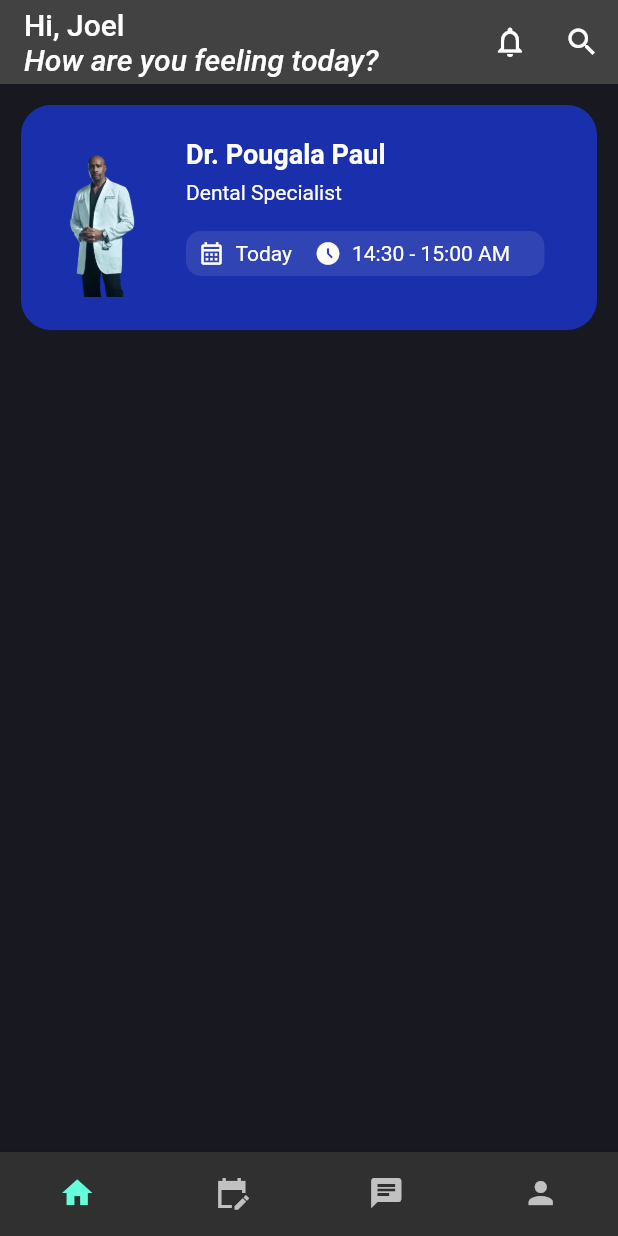
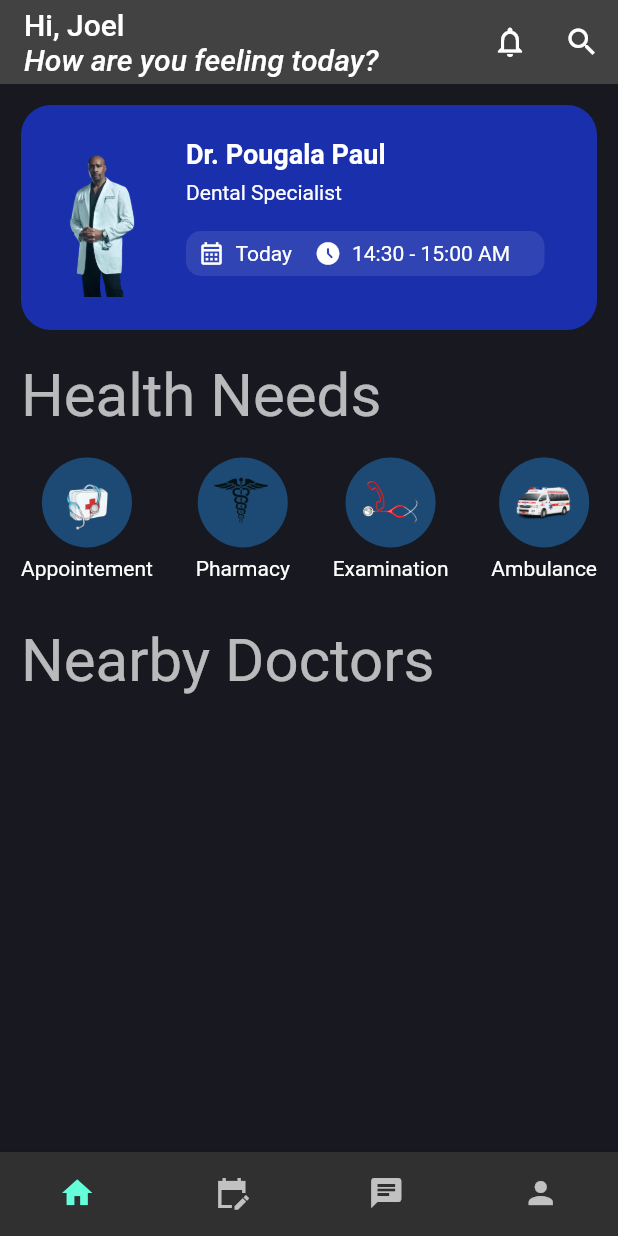
Before and after one commit to htankeu/first_flutter_projet, a Flutter app: the screen it shows after launch, on a phone screen of 412 x 824 dp. Run offline on Flutter 3.47's test engine with Material 2 defaults, Android fonts, the phone set to English and light mode, and no system bars; our stand-ins replace flutter_svg.

Commit message:
health_needs fertig gemacht

```diff
--- a/lib/homePage.dart
+++ b/lib/homePage.dart
@@ -1,5 +1,6 @@
 
 
+import 'package:firstly/widgets/health_needs.dart';
 import 'package:firstly/widgets/upcoming_card.dart';
 import 'package:flutter/material.dart';
 
@@ -32,12 +33,23 @@ class HomePage extends StatelessWidget{
       ),
       body: ListView(
         padding: const EdgeInsets.all(14),
-        children: const [
+        children:  [
           // upcoming card
-          UpcomingCard()
+          const UpcomingCard(),
+          const SizedBox(height:20),
+          Text(
+            "Health Needs",
+            style: Theme.of(context).textTheme.headlineLarge,
+          ),
+          const SizedBox(height:18),
 
           // Health needs
-
+          const HealthNeeds(),
+          const SizedBox(height:30),
+          Text(
+            "Nearby Doctors",
+            style: Theme.of(context).textTheme.headlineLarge,
+          ),
 
           // Nearby Doctors
         ],
--- /dev/null
+++ b/lib/widgets/health_needs.dart
@@ -0,0 +1,49 @@
+import 'package:flutter/material.dart';
+import 'package:flutter/widgets.dart';
+
+class HealthNeeds extends StatelessWidget {
+const HealthNeeds({ Key? key }) : super(key: key);
+
+  @override
+  Widget build(BuildContext context){
+
+    List<CustomIcon> CustomIcons = [
+      CustomIcon(icon: "assets/images/kits_medical.png", name: "Appointement"),
+      CustomIcon(icon: "assets/images/pharmacie.png", name: "Pharmacy"),
+      CustomIcon(icon: "assets/images/examine.png", name: "Examination"),
+      CustomIcon(icon: "assets/images/ambulace.png", name: "Ambulance"),
+    ];
+
+    return Row(
+      mainAxisAlignment: MainAxisAlignment.spaceBetween,
+      children: List.generate(CustomIcons.length, (index){
+        return Column(
+          children: [
+            Container(
+              width: 60,
+              height: 60,
+              padding: const EdgeInsets.all(10),
+              decoration:  BoxDecoration(
+                shape: BoxShape.circle,
+                color: Theme.of(context).colorScheme.primaryContainer.withOpacity(0.4),
+              ),
+              child: Image.asset(CustomIcons[index].icon),
+            ),
+            const SizedBox(height: 6,),
+             Text(CustomIcons[index].name),
+          ],
+        );
+      }),
+    );
+  }
+}
+
+
+class CustomIcon {
+  final String icon;
+  final String name;
+  CustomIcon({
+    required this.icon,
+    required this.name
+  });
+}
--- a/pubspec.yaml
+++ b/pubspec.yaml
@@ -67,6 +67,10 @@ flutter:
     - assets/images/doctor_3.png
     - assets/images/doctor_4.png
     - assets/images/doctor_5.png
+    - assets/images/ambulace.png
+    - assets/images/examine.png
+    - assets/images/kits_medical.png
+    - assets/images/pharmacie.png
     - assets/svgs/icons8-facebook.svg
     - assets/svgs/icons8-google.svg
     - assets/svgs/key-solid.svg
```
Also changed, not shown: assets/images/ambulace.png (added), assets/images/examine.png (added), assets/images/kits_medical.png (added), assets/images/pharmacie.png (added).
